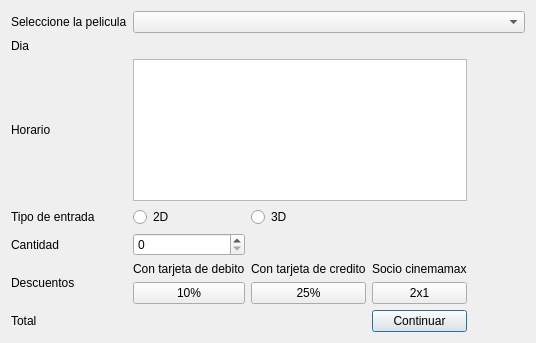
Before: the Qt Designer form Proyecto_Cine/venta.ui in moyeta-tech/Cine, drawn with Qt 5.
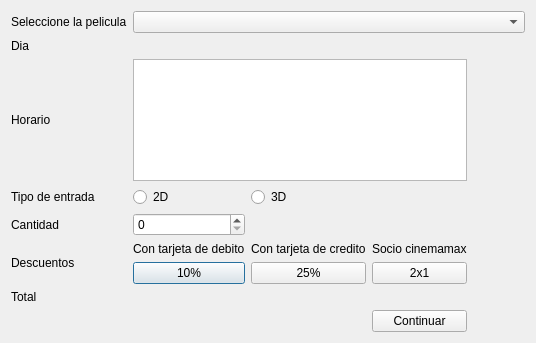
After: the same form once the commit is applied.

What changed in the file:
```diff
--- a/Proyecto_Cine/venta.ui
+++ b/Proyecto_Cine/venta.ui
@@ -16,20 +16,6 @@
   <layout class="QHBoxLayout" name="horizontalLayout">
    <item>
     <layout class="QGridLayout" name="gridLayout">
-     <item row="12" column="0">
-      <widget class="QLabel" name="label_9">
-       <property name="text">
-        <string>Total</string>
-       </property>
-      </widget>
-     </item>
-     <item row="12" column="3">
-      <widget class="QPushButton" name="Boton_continuar">
-       <property name="text">
-        <string>Continuar</string>
-       </property>
-      </widget>
-     </item>
      <item row="1" column="1" colspan="4">
       <widget class="QLabel" name="label_dia">
        <property name="text">
@@ -134,13 +120,6 @@
        </property>
       </widget>
      </item>
-     <item row="12" column="1">
-      <widget class="QLabel" name="label_total">
-       <property name="text">
-        <string/>
-       </property>
-      </widget>
-     </item>
      <item row="5" column="0">
       <widget class="QLabel" name="label_3">
        <property name="text">
@@ -158,6 +137,27 @@
      <item row="7" column="1">
       <widget class="QSpinBox" name="spinBox_cantidad"/>
      </item>
+     <item row="12" column="3">
+      <widget class="QPushButton" name="Boton_continuar">
+       <property name="text">
+        <string>Continuar</string>
+       </property>
+      </widget>
+     </item>
+     <item row="11" column="0">
+      <widget class="QLabel" name="label_9">
+       <property name="text">
+        <string>Total</string>
+       </property>
+      </widget>
+     </item>
+     <item row="11" column="1">
+      <widget class="QLabel" name="label_total">
+       <property name="text">
+        <string/>
+       </property>
+      </widget>
+     </item>
     </layout>
    </item>
   </layout>
```
